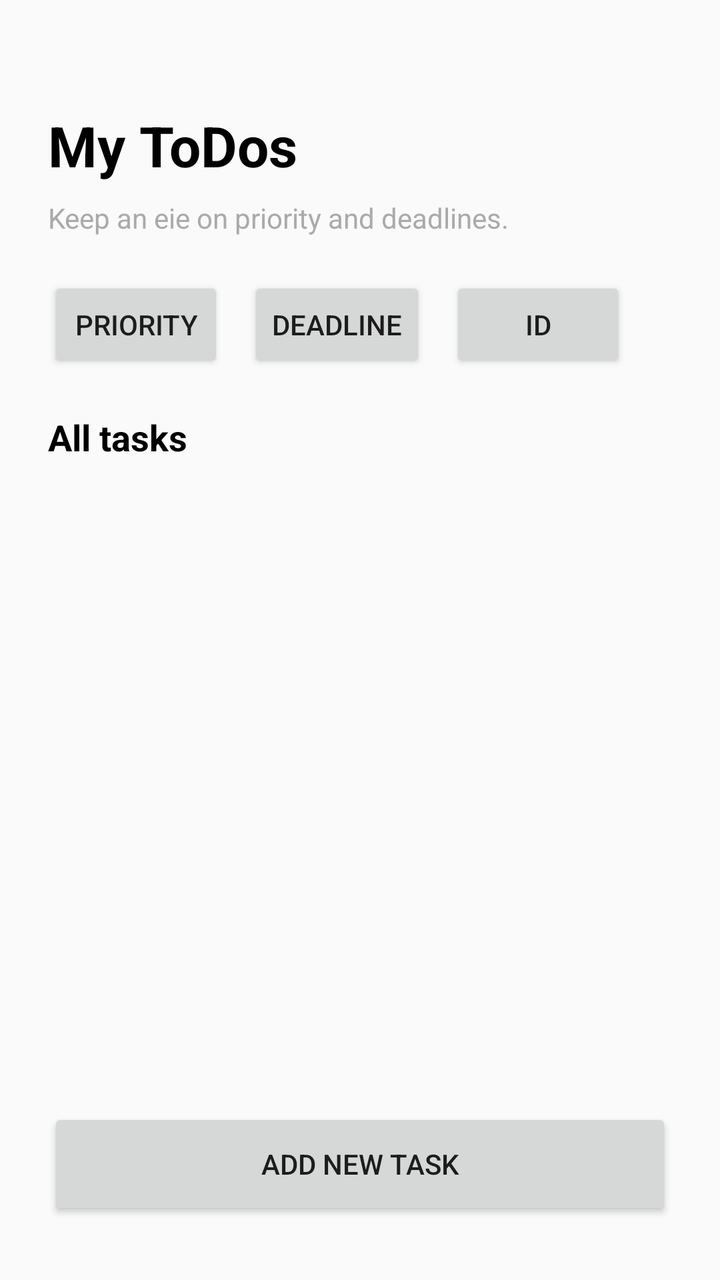
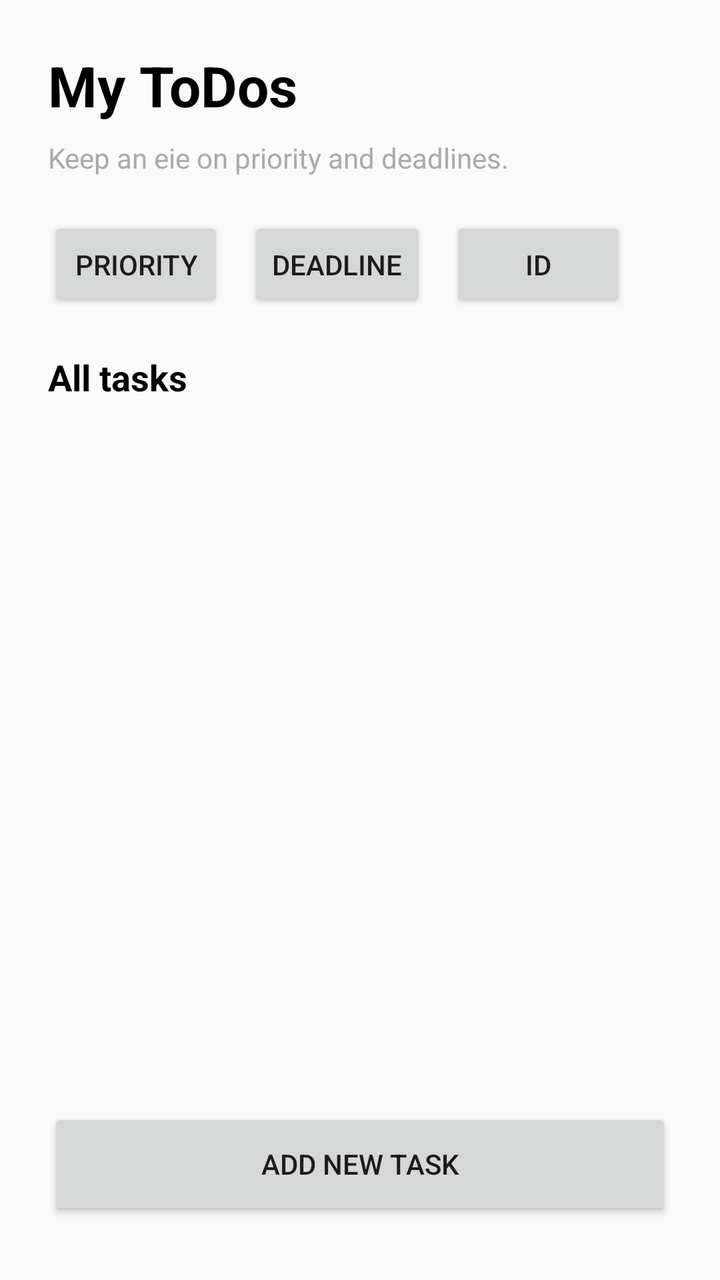

Before-and-after screenshots of an Android layout around one commit, followed by the original layout XML and the change that was made.
<!-- AndroidManifest.xml: activity theme Theme.Mobsysteme2 -->
<!-- res/layout/activity_main.xml -->
<?xml version="1.0" encoding="utf-8"?>
<androidx.constraintlayout.widget.ConstraintLayout
    xmlns:android="http://schemas.android.com/apk/res/android"
    xmlns:app="http://schemas.android.com/apk/res-auto"
    xmlns:tools="http://schemas.android.com/tools"
    android:id="@+id/main"
    android:layout_width="match_parent"
    android:layout_height="match_parent"
    tools:context=".MainActivity">

    <LinearLayout
        android:id="@+id/headerContainer"
        android:layout_width="0dp"
        android:layout_height="wrap_content"
        android:layout_marginStart="24dp"
        android:layout_marginTop="24dp"
        android:layout_marginEnd="24dp"
        android:orientation="vertical"
        app:layout_constraintEnd_toEndOf="parent"
        app:layout_constraintStart_toStartOf="parent"
        app:layout_constraintTop_toTopOf="parent">

        <TextView
            android:id="@+id/tvMainHeadline"
            android:layout_width="match_parent"
            android:layout_height="wrap_content"
            android:text="My ToDos"
            android:textColor="@android:color/black"
            android:textSize="28sp"
            android:textStyle="bold"
            android:layout_marginTop="30dp"/>

        <TextView
            android:id="@+id/tvMainSubtitle"
            android:layout_width="match_parent"
            android:layout_height="wrap_content"
            android:layout_marginTop="8dp"
            android:text="Keep an eie on priority and deadlines."
            android:textColor="@android:color/darker_gray"
            android:textSize="14sp" />
    </LinearLayout>

    <HorizontalScrollView
        android:id="@+id/filterScroll"
        android:layout_width="0dp"
        android:layout_height="wrap_content"
        android:layout_marginStart="24dp"
        android:layout_marginTop="20dp"
        android:layout_marginEnd="24dp"
        android:scrollbars="none"
        app:layout_constraintEnd_toEndOf="parent"
        app:layout_constraintStart_toStartOf="parent"
        app:layout_constraintTop_toBottomOf="@id/headerContainer">

        <LinearLayout
            android:id="@+id/filterContainer"
            android:layout_width="wrap_content"
            android:layout_height="wrap_content"
            android:orientation="horizontal">

            <Button
                android:id="@+id/btnSortPriority"
                android:layout_width="wrap_content"
                android:layout_height="wrap_content"
                android:text="Priority" />

            <Button
                android:id="@+id/btnSortDeadline"
                android:layout_width="wrap_content"
                android:layout_height="wrap_content"
                android:layout_marginStart="12dp"
                android:text="Deadline" />

            <Button
                android:id="@+id/btnSortId"
                android:layout_width="wrap_content"
                android:layout_height="wrap_content"
                android:layout_marginStart="12dp"
                android:text="ID" />
        </LinearLayout>
    </HorizontalScrollView>

    <TextView
        android:id="@+id/tvSectionLabel"
        android:layout_width="0dp"
        android:layout_height="wrap_content"
        android:layout_marginStart="24dp"
        android:layout_marginTop="20dp"
        android:layout_marginEnd="24dp"
        android:text="All tasks"
        android:textColor="@android:color/black"
        android:textSize="18sp"
        android:textStyle="bold"
        app:layout_constraintEnd_toEndOf="parent"
        app:layout_constraintStart_toStartOf="parent"
        app:layout_constraintTop_toBottomOf="@id/filterScroll" />

    <androidx.recyclerview.widget.RecyclerView
        android:id="@+id/rvTodos"
        android:layout_width="0dp"
        android:layout_height="0dp"
        android:layout_marginStart="24dp"
        android:layout_marginTop="12dp"
        android:layout_marginEnd="24dp"
        android:layout_marginBottom="24dp"
        android:clipToPadding="false"
        android:paddingBottom="88dp"
        tools:itemCount="4"
        tools:listitem="@android:layout/simple_list_item_2"
        app:layout_constraintBottom_toTopOf="@id/btnAddTodo"
        app:layout_constraintEnd_toEndOf="parent"
        app:layout_constraintStart_toStartOf="parent"
        app:layout_constraintTop_toBottomOf="@id/tvSectionLabel" />

    <TextView
        android:id="@+id/tvEmptyState"
        android:layout_width="0dp"
        android:layout_height="wrap_content"
        android:layout_marginStart="32dp"
        android:layout_marginEnd="32dp"
        android:gravity="center"
        android:text="There are no task yet"
        android:textColor="@android:color/darker_gray"
        android:textSize="16sp"
        android:visibility="gone"
        app:layout_constraintBottom_toBottomOf="@id/rvTodos"
        app:layout_constraintEnd_toEndOf="@id/rvTodos"
        app:layout_constraintStart_toStartOf="@id/rvTodos"
        app:layout_constraintTop_toTopOf="@id/rvTodos"
        tools:visibility="visible" />

    <Button
        android:id="@+id/btnAddTodo"
        android:layout_width="0dp"
        android:layout_height="wrap_content"
        android:layout_marginStart="24dp"
        android:layout_marginEnd="24dp"
        android:layout_marginBottom="30dp"
        android:minHeight="56dp"
        android:text="Add new Task"
        app:layout_constraintBottom_toBottomOf="parent"
        app:layout_constraintEnd_toEndOf="parent"
        app:layout_constraintStart_toStartOf="parent" />

</androidx.constraintlayout.widget.ConstraintLayout>
<!-- resources referenced by this layout -->
<resources>
  <style name="Theme.Mobsysteme2" parent="Theme.AppCompat.DayNight.NoActionBar" />
</resources>

<!-- the commit's change to res/layout/activity_main.xml (unified diff, before → after) -->
@@ -27,8 +27,7 @@
             android:text="My ToDos"
             android:textColor="@android:color/black"
             android:textSize="28sp"
-            android:textStyle="bold"
-            android:layout_marginTop="30dp"/>
+            android:textStyle="bold" />
 
         <TextView
             android:id="@+id/tvMainSubtitle"
